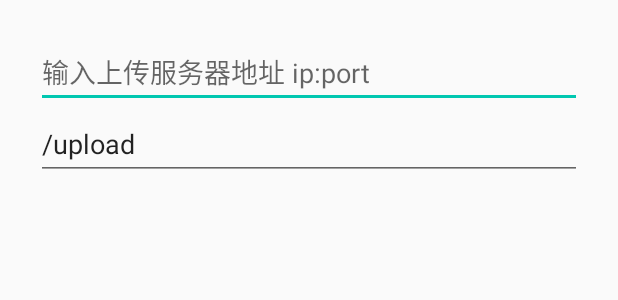
After one commit to alwaysbetter1314/MuaPlus, an Android app: the layout dialog_upload_file.xml on its own in the app's theme, with its tools: preview values and no code run, on a phone screen of 412 x 824 dp. The commit adds this screen. Shown: the top 300 px of the screen. Run offline under Robolectric (Android 15) with nearby library versions, the phone set to English and light mode, and no system bars.

```diff
--- a/app/src/main/res/layout/dialog_insert_code.xml
+++ b/app/src/main/res/layout/dialog_insert_code.xml
@@ -1,6 +1,7 @@
 <?xml version="1.0" encoding="utf-8"?>
 <LinearLayout xmlns:android="http://schemas.android.com/apk/res/android"
-    android:orientation="vertical" android:layout_width="match_parent"
+    android:orientation="vertical"
+    android:layout_width="match_parent"
     android:layout_height="match_parent"
     android:paddingLeft="?dialogPreferredPadding"
     android:paddingRight="?dialogPreferredPadding">
--- /dev/null
+++ b/app/src/main/res/layout/dialog_upload_file.xml
@@ -0,0 +1,22 @@
+<?xml version="1.0" encoding="utf-8"?>
+<LinearLayout xmlns:android="http://schemas.android.com/apk/res/android"
+    android:layout_width="match_parent"
+    android:layout_height="match_parent"
+    android:orientation="vertical"
+    android:padding="?dialogPreferredPadding">
+
+    <EditText
+        android:id="@+id/upload_server"
+        android:layout_width="match_parent"
+        android:layout_height="wrap_content"
+        android:hint="输入上传服务器地址 ip:port"/>
+
+    <EditText
+        android:id="@+id/upload_interface"
+        android:layout_width="match_parent"
+        android:layout_height="wrap_content"
+        android:text="/upload"
+        android:hint="输入上传接口"/>
+
+
+</LinearLayout>
--- a/app/src/main/res/layout/file_list_item.xml
+++ b/app/src/main/res/layout/file_list_item.xml
@@ -10,9 +10,9 @@
         android:layout_height="wrap_content"
         android:orientation="horizontal">
         <ImageView
+            android:id="@+id/file_image"
             android:layout_width="50dp"
             android:layout_height="50dp"
-            android:onClick="handleUploadFile"
             android:src="@drawable/ic_file"/>
     </LinearLayout>
 
```
Also changed, not shown: app/src/main/java/io/github/zeleven/muaplus/FileListFragment.java (+51 -0 lines), 1 other file.
